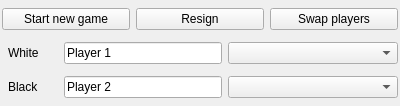
Old version of the form src/gui/playgame.ui in the repository franzm/shatrabase.
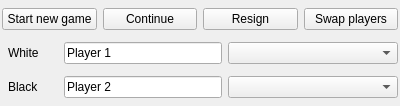
New version of the form. Custom widgets are drawn as their Qt base class.

Commit message: changed PlayGameWidget buttons to graphics

```diff
--- a/src/gui/playgame.ui
+++ b/src/gui/playgame.ui
@@ -35,6 +35,13 @@
        </property>
       </widget>
      </item>
+     <item>
+      <widget class="QPushButton" name="b_continue">
+       <property name="text">
+        <string>Continue</string>
+       </property>
+      </widget>
+     </item>
      <item>
       <widget class="QPushButton" name="b_resign">
        <property name="text">
```
The commit also changes 15 other files.
